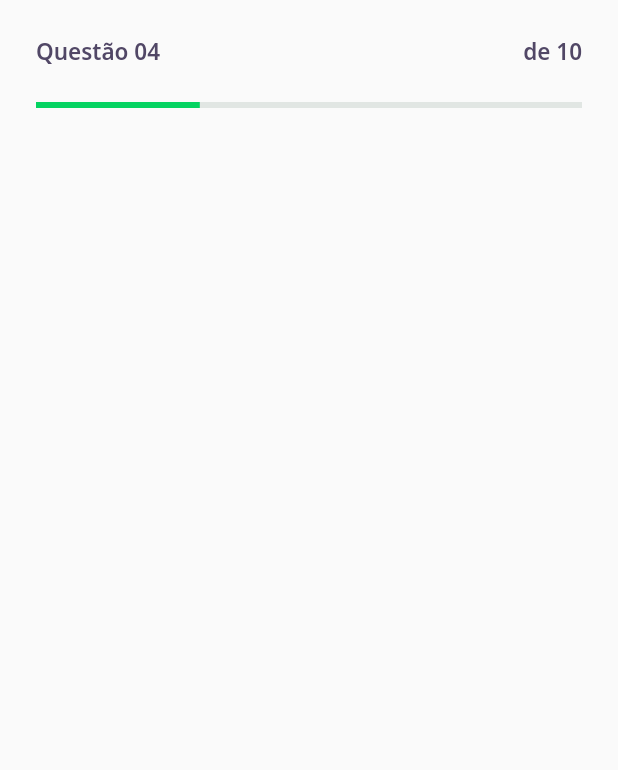
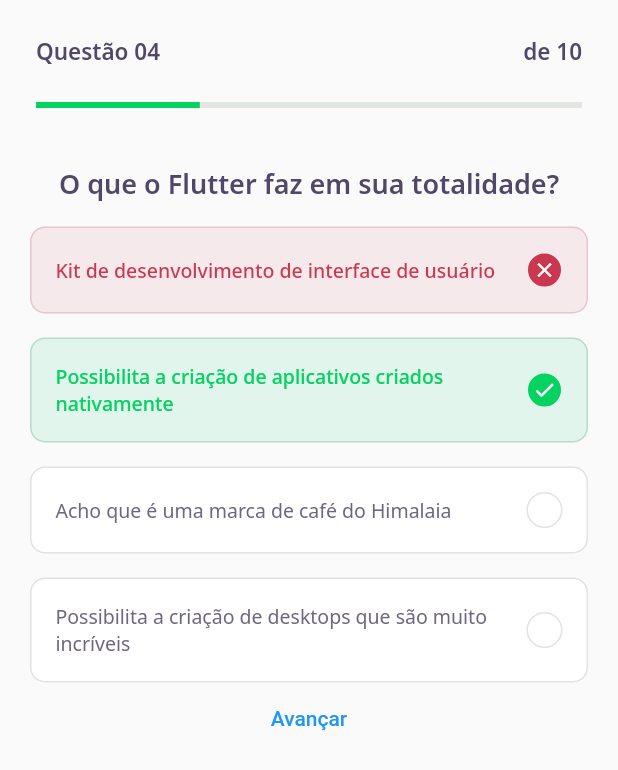
Before and after one commit to gabrielgaava/NLW5_Flutter, a Flutter app: the ChallengePage screen opened directly, on a phone screen of 412 x 824 dp. Shown: the top 770 px of the screen. Run offline on Flutter 3.47's test engine with Material 2 defaults, Android fonts, the phone set to English and light mode, and no system bars; our stand-ins replace google_fonts; accounts and stored records are empty; network calls fail.

```diff
--- a/lib/core/app_widget.dart
+++ b/lib/core/app_widget.dart
@@ -1,5 +1,6 @@
 //import 'package:DevQuiz/home/home_page.dart';
 import 'package:DevQuiz/pages/challenge/challenge_page.dart';
+import 'package:DevQuiz/pages/home/home_page.dart';
 //import 'package:DevQuiz/pages/home/home_page.dart';
 //import 'package:DevQuiz/pages/splash/splash_page.dart';
 import 'package:flutter/material.dart';
@@ -9,7 +10,7 @@ class AppWidget extends StatelessWidget {
   Widget build(BuildContext context) {
     return MaterialApp(
       title: "DevQuiz",
-      home: ChallengePage(),
+      home: HomePage(),
     );
   }
 }
--- a/lib/pages/challenge/challenge_page.dart
+++ b/lib/pages/challenge/challenge_page.dart
@@ -1,3 +1,5 @@
+import 'package:DevQuiz/core/core.dart';
+import 'package:DevQuiz/pages/challenge/widgets/awnser.dart';
 import 'package:DevQuiz/pages/challenge/widgets/challeng_header.dart';
 import 'package:flutter/material.dart';
 
@@ -11,7 +13,26 @@ class _ChallengePageState extends State<ChallengePage> {
   Widget build(BuildContext context) {
     return Scaffold(
       appBar: ChallengeHeader(),
-      body: Container(),
+      body: Container(
+        padding: EdgeInsets.all(20),
+        child: Column(
+          children: [
+            Text("O que o Flutter faz em sua totalidade?", style: AppTextStyles.heading),
+            AwnserBox(title: "Kit de desenvolvimento de interface de usuário", isSelected: true),
+            AwnserBox(title: "Possibilita a criação de aplicativos criados nativamente", isSelected: true, isRight: true,),
+            AwnserBox(title: "Acho que é uma marca de café do Himalaia"),
+            AwnserBox(title: "Possibilita a criação de desktops que são muito incríveis"),
+            Row(children: [
+              Expanded(
+                child: TextButton(
+                  onPressed: () => {},
+                  child: Text("Avançar"),
+                ),
+              ),
+            ],)
+          ],
+        ),
+      ),
     );
   }
 }
--- /dev/null
+++ b/lib/pages/challenge/widgets/awnser.dart
@@ -0,0 +1,59 @@
+import 'package:DevQuiz/core/app_colors.dart';
+import 'package:DevQuiz/core/core.dart';
+import 'package:flutter/material.dart';
+
+class AwnserBox extends StatelessWidget {
+
+  // Props:
+  final String title;
+  final bool isRight;
+  final bool isSelected;
+
+  // Constructor:
+  const AwnserBox({
+    Key? key,
+    required this.title,
+    this.isRight = false,
+    this.isSelected = false,
+  }) : super(key: key);
+
+  // Gets:
+  Color get _selectedColorRight => isRight ? AppColors.darkGreen : AppColors.darkRed;
+  Color get _selectedBorderRight => isRight ? AppColors.lightGreen : AppColors.lightRed;
+  Color get _selectedColorCardRight => isRight ? AppColors.lightGreen : AppColors.lightRed;
+  Color get _selectedBorderCardRight => isRight ? AppColors.green : AppColors.red;
+  TextStyle get _selectedTextStyleRight => isRight ? AppTextStyles.bodyDarkGreen : AppTextStyles.bodyDarkRed;
+  IconData get _selectedIconRight => isRight ? Icons.check : Icons.close;
+
+  // Render:
+  @override
+  Widget build(BuildContext context) {
+    return Container(
+      padding: EdgeInsets.all(16),
+      margin: EdgeInsets.only(top: 16),
+      decoration: BoxDecoration(
+        color: isSelected ? _selectedColorCardRight : AppColors.white,
+        borderRadius: BorderRadius.circular(10),
+        border: Border.fromBorderSide(
+          BorderSide(color: isSelected ? _selectedBorderCardRight : AppColors.border)
+        ),
+      ),
+      child: Row(
+        mainAxisAlignment: MainAxisAlignment.spaceBetween,
+        children: [
+          Expanded(child: Text(title, style: isSelected ? _selectedTextStyleRight : AppTextStyles.body)),
+          Container(
+            margin: EdgeInsets.only(left: 10),
+            decoration: BoxDecoration(
+              color: isSelected ? _selectedColorRight : AppColors.white,
+              borderRadius: BorderRadius.circular(24),
+              border: Border.fromBorderSide(BorderSide(color: isSelected ? _selectedBorderRight : AppColors.border)),
+            ),
+            width: 24, height: 24,
+            child: isSelected ? Icon(_selectedIconRight, size: 16, color: AppColors.white) : null,
+          ),
+        ],
+      ),
+    );
+  }
+}
--- /dev/null
+++ b/lib/pages/home/state.dart
@@ -0,0 +1,6 @@
+enum HomeState {
+  success,
+  loading,
+  error,
+  empty,
+}
```
Also changed, not shown: lib/models/AwnserModel.dart (added, +11 -0 lines), lib/models/QuestionModel.dart (added, +14 -0 lines), lib/models/QuizModel.dart (added, +21 -0 lines), lib/models/UserModel.dart (added, +13 -0 lines), lib/pages/home/controller.dart (added, +42 -0 lines), lib/pages/home/home_page.dart (+15 -10 lines), lib/pages/home/widgets/app_bar/app_bar.dart (+7 -3 lines), lib/pages/home/widgets/quiz_card/quiz_card.dart (+7 -1 lines), 2 other files.
